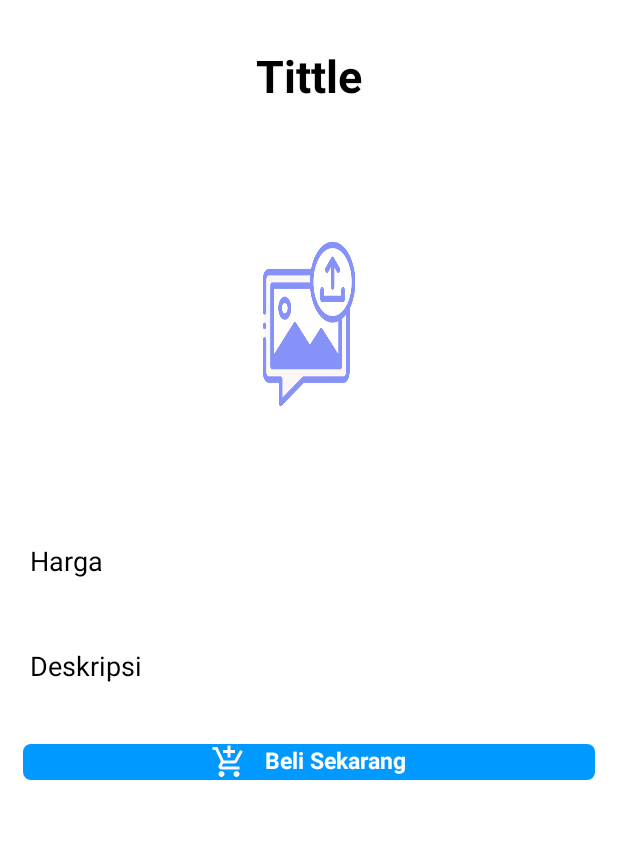
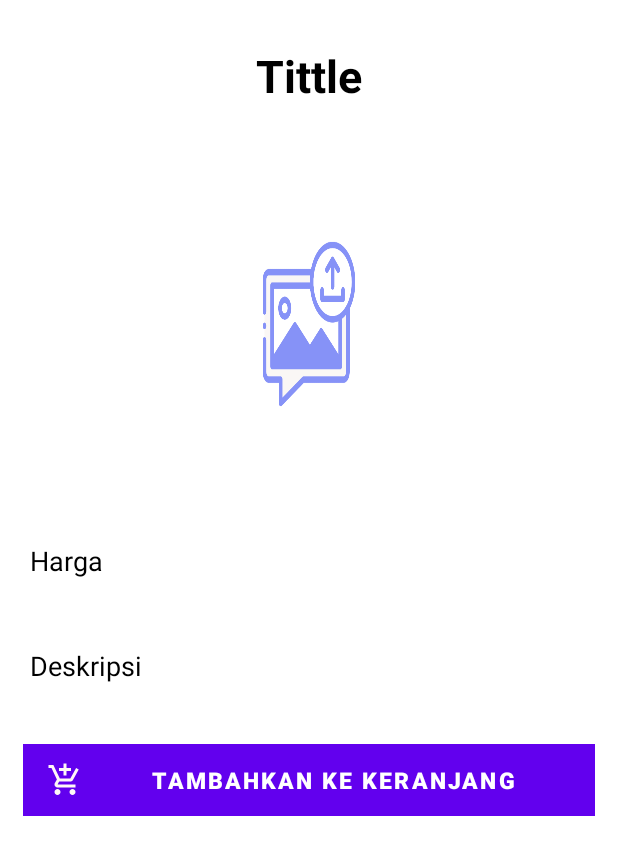
Before and after one commit to destanuarisufiaa/Compare_User, an Android app: the DetailActivity screen opened directly, with no data from a screen before it, on a phone screen of 412 x 824 dp. Shown: the top 855 px of the screen. Run offline under Robolectric (Android 15) with nearby library versions, the phone set to English and light mode, and no system bars; our stand-ins replace EventBus, Firebase (no records; nobody signed in at launch, a user with empty details on screens opened directly).

Commit message:
OMGG BISAAA YA ALLAH!!!!

```diff
--- a/app/src/main/java/com/compare/compare_user/ProfilPengguna.kt
+++ b/app/src/main/java/com/compare/compare_user/ProfilPengguna.kt
@@ -54,7 +54,7 @@ class ProfilPengguna : Fragment() {
         val foto = view.findViewById<ImageView>(R.id.uploadimage_user)
 
 
-        val docRef = db.collection("users").document(userid!!)
+        val docRef = db.collection("users").document(userid!!).collection("Profil").document(userid!!)
         docRef.get()
             .addOnSuccessListener { document ->
                 if (document != null) {
--- a/app/src/main/java/com/compare/compare_user/listener/ICartLoadListener.kt
+++ b/app/src/main/java/com/compare/compare_user/listener/ICartLoadListener.kt
@@ -3,7 +3,6 @@ package com.compare.compare_user.listener
 import com.compare.compare_user.model.CartModel
 
 interface ICartLoadListener {
-    fun onLoadCartSuccess(cartModelList: List<CartModel>)
+    fun onLoadCartSuccess(cartModelList: MutableList<CartModel>)
     fun onLoadCartfailed(message:String?)
-
 }
--- a/app/src/main/java/com/compare/compare_user/register.kt
+++ b/app/src/main/java/com/compare/compare_user/register.kt
@@ -128,7 +128,7 @@ class register : AppCompatActivity() {
                         "foto" to foto,
                     )
                     val uid = auth.currentUser?.uid
-                    firestore.collection("users").document(uid!!)
+                    firestore.collection("users").document(uid!!).collection("Profil").document(uid!!)
                         .set(user)
                         .addOnSuccessListener { documentReference ->
                             Toast.makeText(this, "Success", Toast.LENGTH_LONG).show()
--- a/app/src/main/java/com/compare/compare_user/update_profile.kt
+++ b/app/src/main/java/com/compare/compare_user/update_profile.kt
@@ -196,7 +196,7 @@ class update_profile : AppCompatActivity() {
                         )
                         val auth = FirebaseAuth.getInstance()
                         val uid = auth.currentUser?.uid
-                        dbupdate.collection("users").document(uid!!).update(bahanProfile)
+                        dbupdate.collection("users").document(uid!!).collection("Profil").document(uid!!).update(bahanProfile)
                             .addOnSuccessListener { documentReference ->
                                 Toast.makeText(this, "Success", Toast.LENGTH_SHORT).show()
                                 val intent = Intent(this, MainActivity::class.java)
--- a/app/src/main/res/layout/activity_detail.xml
+++ b/app/src/main/res/layout/activity_detail.xml
@@ -53,6 +53,18 @@
         android:textColor="@color/black"
         android:textSize="18dp"/>
 
+    <TextView
+        android:layout_width="match_parent"
+        android:layout_height="wrap_content"
+        android:layout_marginTop="5dp"
+        android:padding="20dp"
+        android:text="id"
+        android:layout_gravity="center"
+        android:id="@+id/IDmenu"
+        android:visibility="gone"
+        android:textColor="@color/black"
+        android:textSize="18dp"/>
+
     <LinearLayout
         android:id="@+id/div_footer"
         android:layout_width="match_parent"
@@ -69,11 +81,14 @@
             android:layout_height="match_parent"
             android:background="@drawable/bg_btn_beli">
 
-            <TextView
-                android:layout_width="wrap_content"
+            <Button
+                android:id="@+id/buttonCart"
+                android:layout_width="match_parent"
                 android:layout_height="wrap_content"
                 android:layout_centerInParent="true"
-                android:text="   Beli Sekarang"
+                android:textAllCaps="true"
+                android:text="Tambahkan ke keranjang"
+                android:background="@color/teal_200"
                 android:textColor="@color/white"
                 android:textSize="15dp"
                 android:drawableLeft="@drawable/ic_baseline_add_shopping_cart_24"
```
Also changed, not shown: app/src/main/java/com/compare/compare_user/DetailActivity.kt (+59 -0 lines), app/src/main/java/com/compare/compare_user/Home.kt (+11 -8 lines), app/src/main/java/com/compare/compare_user/MyAdapter.kt (+27 -54 lines), app/src/main/java/com/compare/compare_user/listener/IRecyclerClickListener.kt (deleted, +0 -9 lines).
